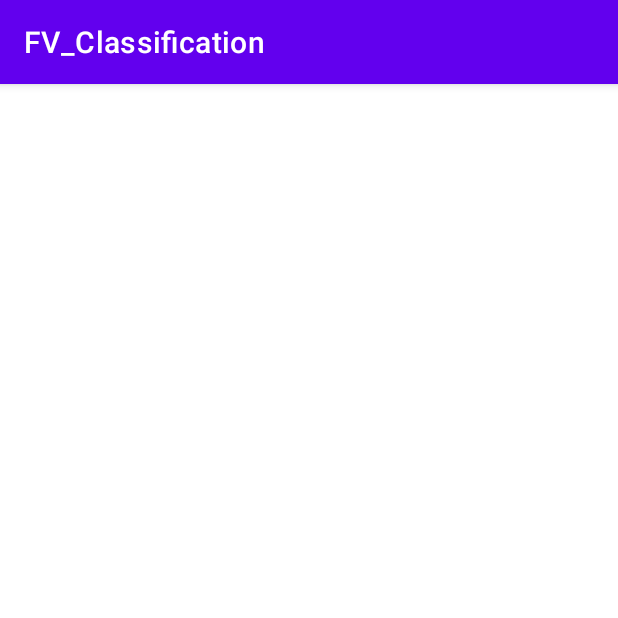
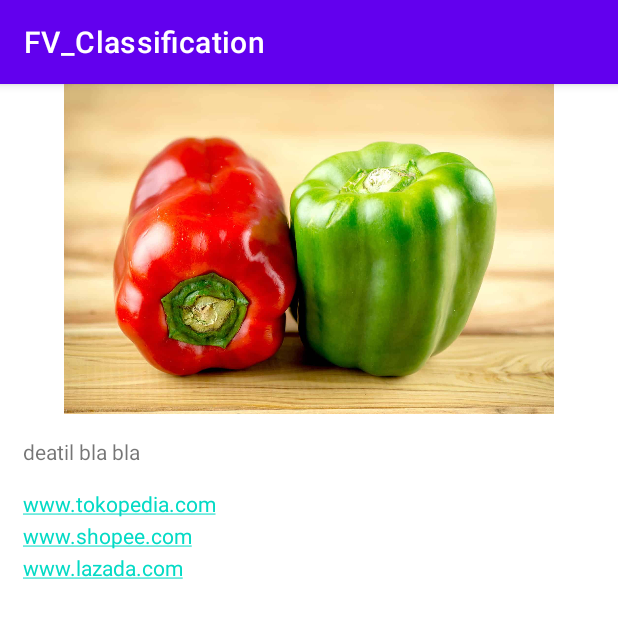
Before and after one commit to yusrilalbi/ML-ProductCapstone, an Android app: the goal screen opened directly, with no data from a screen before it, on a phone screen of 412 x 824 dp. Shown: the top 618 px of the screen. Run offline under Robolectric (Android 15) with nearby library versions, the phone set to English and light mode, and no system bars.

Commit message:
Front End 70% (*Try Commit From AS Directly)

```diff
--- a/Andro/FV_Classification/app/src/main/java/com/example/fv_classification/goal.kt
+++ b/Andro/FV_Classification/app/src/main/java/com/example/fv_classification/goal.kt
@@ -7,5 +7,7 @@ class goal : AppCompatActivity() {
     override fun onCreate(savedInstanceState: Bundle?) {
         super.onCreate(savedInstanceState)
         setContentView(R.layout.activity_goal)
+
+
     }
 }
--- a/Andro/FV_Classification/app/src/main/res/layout/activity_goal.xml
+++ b/Andro/FV_Classification/app/src/main/res/layout/activity_goal.xml
@@ -1,9 +1,75 @@
 <?xml version="1.0" encoding="utf-8"?>
-<androidx.constraintlayout.widget.ConstraintLayout xmlns:android="http://schemas.android.com/apk/res/android"
+<RelativeLayout xmlns:android="http://schemas.android.com/apk/res/android"
     xmlns:app="http://schemas.android.com/apk/res-auto"
     xmlns:tools="http://schemas.android.com/tools"
     android:layout_width="match_parent"
     android:layout_height="match_parent"
     tools:context=".goal">
 
-</androidx.constraintlayout.widget.ConstraintLayout>
+
+    <LinearLayout
+        android:id="@+id/detailGambar"
+        android:layout_width="match_parent"
+        android:layout_height="220dp"
+        android:orientation="horizontal">
+
+        <ImageView
+            android:id="@+id/imageView"
+            android:layout_width="match_parent"
+            android:layout_height="match_parent"
+            android:layout_weight="1"
+            app:srcCompat="@drawable/imgbellpaper" />
+
+    </LinearLayout>
+
+    <ScrollView
+        android:layout_width="match_parent"
+        android:layout_height="wrap_content"
+        android:layout_below="@+id/detailGambar">
+        <RelativeLayout
+            android:layout_width="match_parent"
+            android:layout_height="match_parent"
+            android:orientation="vertical">
+
+            <TextView
+                android:padding="15dp"
+                android:id="@+id/deatilBuah"
+                android:layout_width="match_parent"
+                android:layout_height="wrap_content"
+                android:text="deatil bla bla"/>
+            <TextView
+                android:id="@+id/tokopedia"
+                android:paddingLeft="15dp"
+                android:layout_width="match_parent"
+                android:layout_height="wrap_content"
+                android:layout_below="@+id/deatilBuah"
+                android:autoLink="all"
+                android:clickable="true"
+                android:text="www.tokopedia.com"/>
+            <TextView
+                android:paddingTop="2dp"
+                android:id="@+id/shopee"
+                android:paddingLeft="15dp"
+                android:layout_width="match_parent"
+                android:layout_height="wrap_content"
+                android:layout_below="@+id/tokopedia"
+                android:autoLink="all"
+                android:clickable="true"
+                android:text="www.shopee.com"/>
+            <TextView
+                android:paddingTop="2dp"
+                android:id="@+id/lazada"
+                android:paddingLeft="15dp"
+                android:layout_width="match_parent"
+                android:layout_height="wrap_content"
+                android:layout_below="@+id/shopee"
+                android:autoLink="all"
+                android:clickable="true"
+                android:text="www.lazada.com"/>
+
+        </RelativeLayout>
+
+    </ScrollView>
+
+
+</RelativeLayout>
```
